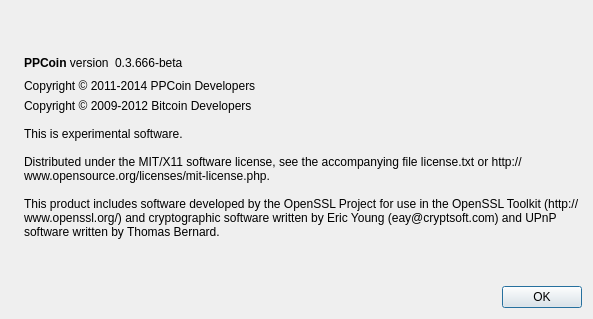
Above: src/qt/forms/aboutdialog.ui from peercoin/peercoin before the change. Below: the same form after it.
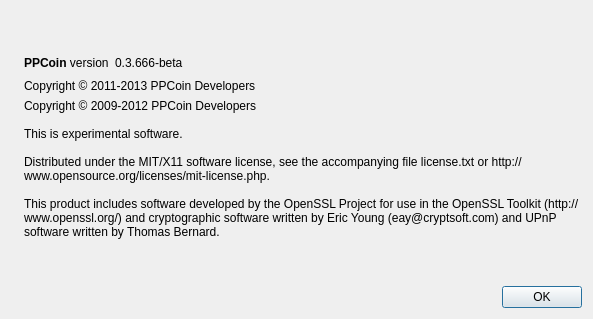
That is the form after the change. Icons and pictures are not drawn.

Patch:
```diff
--- a/src/qt/forms/aboutdialog.ui
+++ b/src/qt/forms/aboutdialog.ui
@@ -88,7 +88,7 @@
      <item>
       <widget class="QLabel" name="label_ppcoin_copyright">
        <property name="text">
-        <string>Copyright © 2011-2014 PPCoin Developers</string>
+        <string>Copyright © 2011-2013 PPCoin Developers</string>
        </property>
        <property name="wordWrap">
         <bool>true</bool>
@@ -101,7 +101,7 @@
      <item>
       <widget class="QLabel" name="label_2">
        <property name="text">
-        <string>Copyright © 2009-2012 Bitcoin Developers
+        <string>Copyright © 2009-2012 PPCoin Developers
 
 This is experimental software.
 
```
